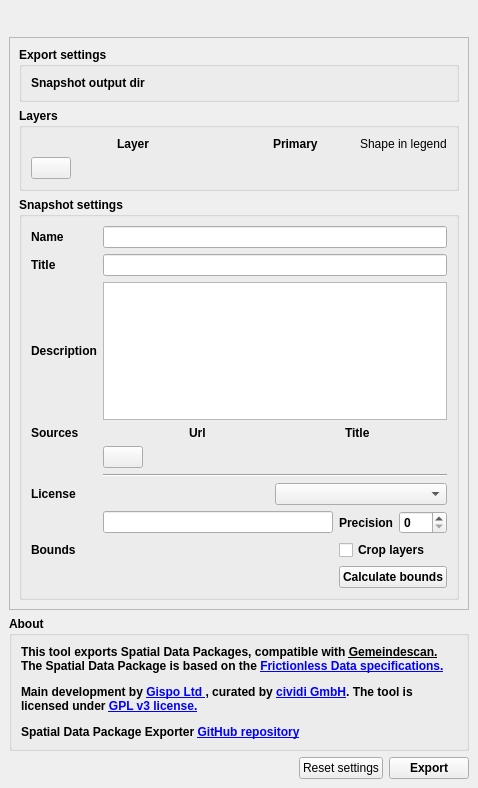
Before: the Qt Designer form SpatialDataPackageExport/resources/ui/main_dialog_dock.ui in cividi/spatial-data-package-export, drawn with Qt 5.
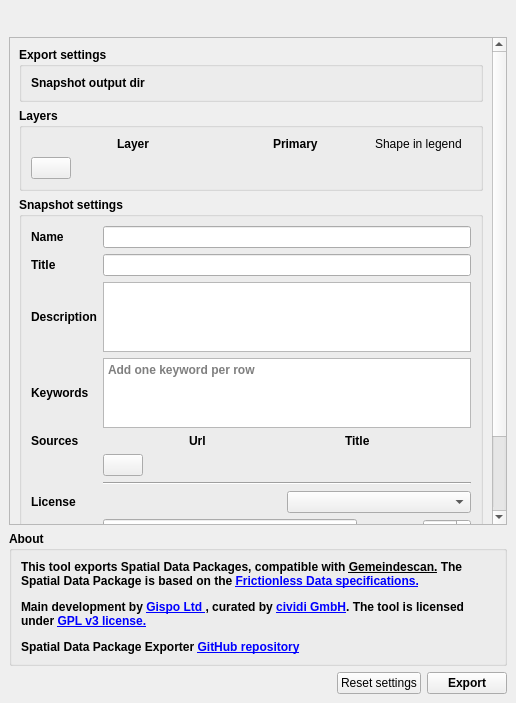
After: the same form once the commit is applied. Custom widgets are drawn as their Qt base class.

Commit message: #19: Add Keyword combo box back after merge conflicts

The edit to the form file:
```diff
--- a/SpatialDataPackageExport/resources/ui/main_dialog_dock.ui
+++ b/SpatialDataPackageExport/resources/ui/main_dialog_dock.ui
@@ -6,8 +6,8 @@
          <rect>
              <x>0</x>
              <y>0</y>
-             <width>478</width>
-             <height>788</height>
+             <width>516</width>
+             <height>703</height>
          </rect>
      </property>
      <property name="floating">
@@ -102,9 +102,9 @@
                          <property name="geometry">
                              <rect>
                                  <x>0</x>
-                                 <y>-47</y>
-                                 <width>464</width>
-                                 <height>619</height>
+                                 <y>-230</y>
+                                 <width>482</width>
+                                 <height>652</height>
                              </rect>
                          </property>
                          <layout class="QVBoxLayout" name="verticalLayout_10">
@@ -294,7 +294,7 @@
                                          <bool>true</bool>
                                      </property>
                                      <layout class="QGridLayout" name="gridLayout">
-                                         <item row="8" column="1">
+                                         <item row="9" column="1">
                                              <layout class="QGridLayout" name="gridLayout_2">
                                                  <item row="1" column="1">
                                                      <widget class="QLabel" name="label">
@@ -325,7 +325,41 @@
                                                  </item>
                                              </layout>
                                          </item>
-                                         <item row="3" column="0">
+                                         <item row="1" column="0">
+                                             <widget class="QLabel" name="label_16">
+                                                 <property name="text">
+                                                     <string>Title</string>
+                                                 </property>
+                                             </widget>
+                                         </item>
+                                         <item row="5" column="1">
+                                             <layout class="QHBoxLayout" name="horizontalLayout_6">
+                                                 <item>
+                                                     <widget class="QPushButton" name="btn_add_source_row">
+                                                         <property name="toolTip">
+                                                             <string>Add row</string>
+                                                         </property>
+                                                         <property name="text">
+                                                             <string/>
+                                                         </property>
+                                                     </widget>
+                                                 </item>
+                                                 <item>
+                                                     <spacer name="horizontalSpacer_5">
+                                                         <property name="orientation">
+                                                             <enum>Qt::Horizontal</enum>
+                                                         </property>
+                                                         <property name="sizeHint" stdset="0">
+                                                             <size>
+                                                                 <width>40</width>
+                                                                 <height>20</height>
+                                                             </size>
+                                                         </property>
+                                                     </spacer>
+                                                 </item>
+                                             </layout>
+                                         </item>
+                                         <item row="4" column="0">
                                              <widget class="QLabel" name="label_21">
                                                  <property name="font">
                                                      <font>
@@ -338,8 +372,39 @@
                                                  </property>
                                              </widget>
                                          </item>
-                                         <item row="2" column="1">
-                                             <widget class="QTextEdit" name="input_description"/>
+                                         <item row="2" column="0">
+                                             <widget class="QLabel" name="label_14">
+                                                 <property name="text">
+                                                     <string>Description</string>
+                                                 </property>
+                                             </widget>
+                                         </item>
+                                         <item row="9" column="0">
+                                             <widget class="QLabel" name="label_15">
+                                                 <property name="text">
+                                                     <string>Bounds</string>
+                                                 </property>
+                                             </widget>
+                                         </item>
+                                         <item row="7" column="1">
+                                             <widget class="Line" name="line">
+                                                 <property name="orientation">
+                                                     <enum>Qt::Horizontal</enum>
+                                                 </property>
+                                             </widget>
+                                         </item>
+                                         <item row="8" column="0">
+                                             <widget class="QLabel" name="label_17">
+                                                 <property name="font">
+                                                     <font>
+                                                         <weight>75</weight>
+                                                         <bold>true</bold>
+                                                     </font>
+                                                 </property>
+                                                 <property name="text">
+                                                     <string>License</string>
+                                                 </property>
+                                             </widget>
                                          </item>
                                          <item row="0" column="0">
                                              <widget class="QLabel" name="label_20">
@@ -357,7 +422,13 @@
                                          <item row="1" column="1">
                                              <widget class="QLineEdit" name="input_title"/>
                                          </item>
-                                         <item row="3" column="1">
+                                         <item row="0" column="1">
+                                             <widget class="QLineEdit" name="input_name"/>
+                                         </item>
+                                         <item row="2" column="1">
+                                             <widget class="QTextEdit" name="input_description"/>
+                                         </item>
+                                         <item row="4" column="1">
                                              <layout class="QGridLayout" name="source_grid"
                                                      columnminimumwidth="0,150,0">
                                                  <item row="0" column="1">
@@ -389,78 +460,7 @@
                                                  </item>
                                              </layout>
                                          </item>
-                                         <item row="6" column="1">
-                                             <widget class="Line" name="line">
-                                                 <property name="orientation">
-                                                     <enum>Qt::Horizontal</enum>
-                                                 </property>
-                                             </widget>
-                                         </item>
-                                         <item row="2" column="0">
-                                             <widget class="QLabel" name="label_14">
-                                                 <property name="text">
-                                                     <string>Description</string>
-                                                 </property>
-                                             </widget>
-                                         </item>
-                                         <item row="4" column="1">
-                                             <layout class="QHBoxLayout" name="horizontalLayout_6">
-                                                 <item>
-                                                     <widget class="QPushButton" name="btn_add_source_row">
-                                                         <property name="toolTip">
-                                                             <string>Add row</string>
-                                                         </property>
-                                                         <property name="text">
-                                                             <string/>
-                                                         </property>
-                                                     </widget>
-                                                 </item>
-                                                 <item>
-                                                     <spacer name="horizontalSpacer_5">
-                                                         <property name="orientation">
-                                                             <enum>Qt::Horizontal</enum>
-                                                         </property>
-                                                         <property name="sizeHint" stdset="0">
-                                                             <size>
-                                                                 <width>40</width>
-                                                                 <height>20</height>
-                                                             </size>
-                                                         </property>
-                                                     </spacer>
-                                                 </item>
-                                             </layout>
-                                         </item>
-                                         <item row="1" column="0">
-                                             <widget class="QLabel" name="label_16">
-                                                 <property name="text">
-                                                     <string>Title</string>
-                                                 </property>
-                                             </widget>
-                                         </item>
-                                         <item row="0" column="1">
-                                             <widget class="QLineEdit" name="input_name"/>
-                                         </item>
-                                         <item row="8" column="0">
-                                             <widget class="QLabel" name="label_15">
-                                                 <property name="text">
-                                                     <string>Bounds</string>
-                                                 </property>
-                                             </widget>
-                                         </item>
-                                         <item row="7" column="0">
-                                             <widget class="QLabel" name="label_17">
-                                                 <property name="font">
-                                                     <font>
-                                                         <weight>75</weight>
-                                                         <bold>true</bold>
-                                                     </font>
-                                                 </property>
-                                                 <property name="text">
-                                                     <string>License</string>
-                                                 </property>
-                                             </widget>
-                                         </item>
-                                         <item row="7" column="1">
+                                         <item row="8" column="1">
                                              <layout class="QHBoxLayout" name="horizontalLayout_4">
                                                  <item>
                                                      <spacer name="horizontalSpacer_3">
@@ -499,6 +499,26 @@
                                                  </item>
                                              </layout>
                                          </item>
+                                         <item row="3" column="0">
+                                             <widget class="QLabel" name="label_18">
+                                                 <property name="font">
+                                                     <font>
+                                                         <weight>75</weight>
+                                                         <bold>true</bold>
+                                                     </font>
+                                                 </property>
+                                                 <property name="text">
+                                                     <string>Keywords</string>
+                                                 </property>
+                                             </widget>
+                                         </item>
+                                         <item row="3" column="1">
+                                             <widget class="QTextEdit" name="input_keywords">
+                                                 <property name="placeholderText">
+                                                     <string>Add one keyword per row</string>
+                                                 </property>
+                                             </widget>
+                                         </item>
                                      </layout>
                                  </widget>
                              </item>
```
